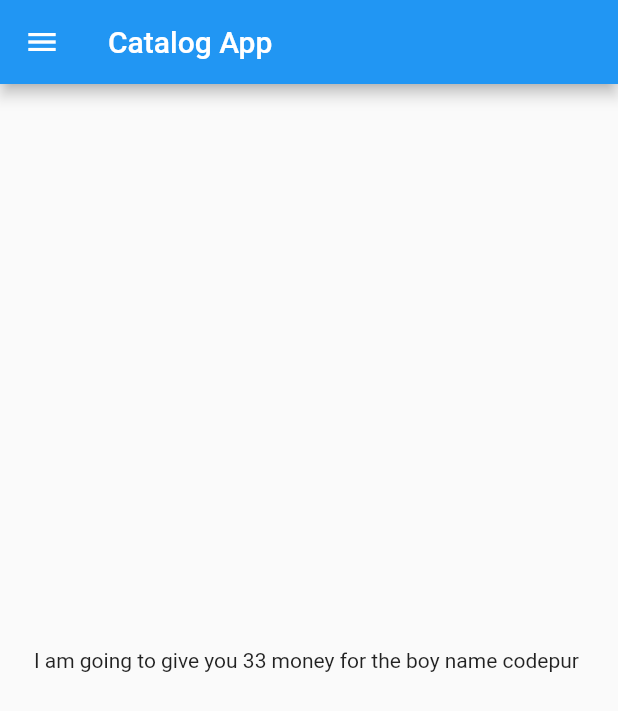
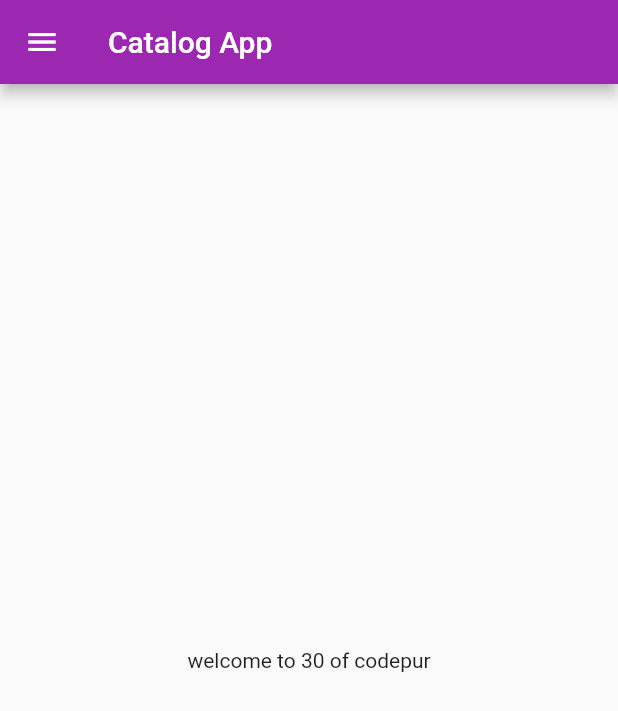
Before and after one commit to Shailesh103/flutterisBack, a Flutter app: the screen it shows after launch, on a phone screen of 412 x 824 dp. Shown: the top 711 px of the screen. Run offline on Flutter 3.47's test engine with Material 2 defaults, Android fonts, the phone set to English and light mode, and no system bars.

Commit message:
day 3 complited

```diff
--- a/lib/main.dart
+++ b/lib/main.dart
@@ -1,17 +1,28 @@
 import 'package:flutter/material.dart';
-import 'package:muddywallpaper/home_page.dart';
+import 'package:muddywallpaper/pages/home_page.dart';
+import 'package:muddywallpaper/pages/login_page.dart';
 
 void main(){
   runApp(MyApp());
 }
 
 class MyApp extends StatelessWidget {
-  // const MyApp({ Key? key }) : super(key: key);
 
   @override
   Widget build(BuildContext context) {
     return MaterialApp(
-      home:Homepage(),
+
+      themeMode: ThemeMode.light,
+      theme: ThemeData(primarySwatch: Colors.purple),
+      darkTheme: ThemeData(
+        brightness: Brightness.dark,
+      ),
+      initialRoute: "/home",
+     routes: {
+       "/" : (context) => loginPage(),
+       "/home" : (context) => Homepage(),
+       "/login" : (context) =>loginPage(),
+     },
     );
   }
 }
--- a/lib/home_page.dart
+++ b/lib/pages/home_page.dart
@@ -2,7 +2,7 @@ import 'package:flutter/material.dart';
 
 class Homepage extends StatelessWidget {
 
-  final int ans=33;
+  final int ans=30;
   final String name="codepur";
 
   @override
@@ -13,7 +13,7 @@ class Homepage extends StatelessWidget {
        ),
         body: Center(
           child: Container(
-            child: Text("I am going to give you $ans money for the boy name $name "),
+            child: Text("welcome to $ans of $name"),
           ),
         ),
         drawer: Drawer(),
```
Also changed, not shown: lib/pages/login_page.dart (added, +22 -0 lines).
